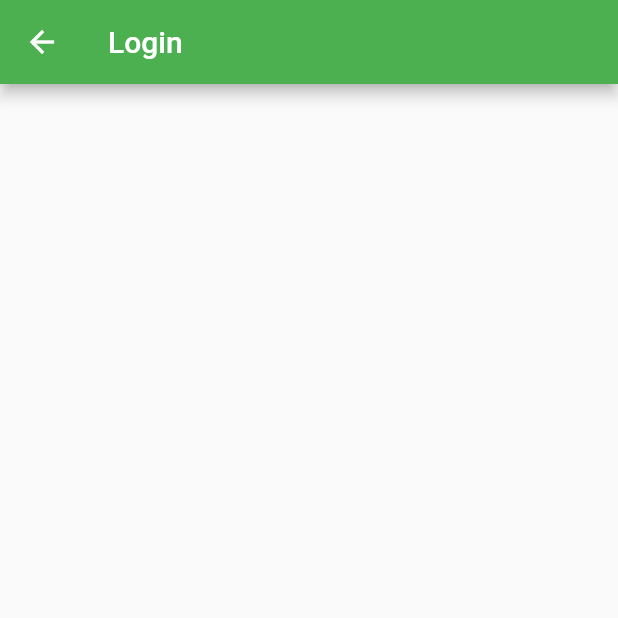
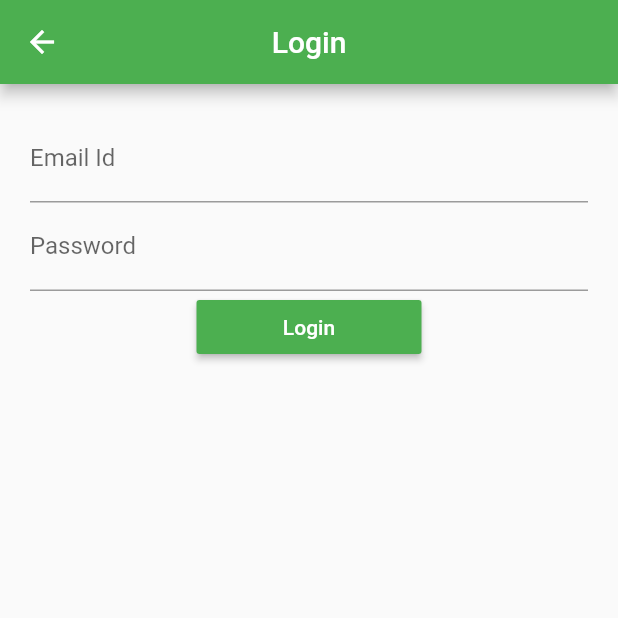
Before and after one commit to PrashanthYN/flutter_shopping_app, a Flutter app: the screen it shows after launch, after a tap on "Login", on a phone screen of 412 x 824 dp, the top half of it. Run offline on Flutter 3.47's test engine with Material 2 defaults, Android fonts, the phone set to English and light mode, and no system bars.

Commit message:
login screen is implemented with form validation

```diff
--- /dev/null
+++ b/lib/util/constants.dart
@@ -0,0 +1,4 @@
+class StringConstants{
+  static const String myAppName="Flipkart";
+  static const String BASE_URL="http://mydomain/v1/";
+}
--- a/lib/view/login.dart
+++ b/lib/view/login.dart
@@ -11,11 +11,84 @@ class LoginState extends State<LoginScreen>{
   @override
   Widget build(BuildContext context) {
 
-    return Scaffold(
-      appBar: AppBar(
-        title: Text('Login'),
-      ),
+
+    //1. Create a form with global key
+    final _loginFormKey=GlobalKey<FormState>();
+
+
+    //3. create a button to validate and submit the form
+    var loginButton = Container(
+        width: 150,
+        child: RaisedButton(
+            color: Colors.green, child: Text("Login", style: TextStyle(color: Colors.white),), onPressed: () {
+
+        //if validation is correct , it returns true value
+        if(_loginFormKey.currentState.validate()){
+          print("form fields are validated");
+          //jump to
+        }
+        }));
+
+
+
+  //2.add a textform field in Form widget with validation logic
+    return Form(
+      key: _loginFormKey,
+      child: Scaffold(
+        appBar: AppBar(
+          title: Text('Login'),
+          centerTitle: true,
+        ),
+
+        body: Container(
+          margin: EdgeInsets.all(20),
+          child: Column(
+            children: <Widget>[
+
+              //email id textfield
+              TextFormField(
+                decoration: InputDecoration(
+                  labelText: "Email Id"
+                ),
+                validator: (value){
+                  if(value.isEmpty){
+                    return 'Please enter email id';
+                  }
+                  /*if(value.length!=10){
+                    return "PLease enter minimum 10 characters";
+                  }*/
+                  return null;
+                }
+              ),
+
+
+              //email id textfield
+              TextFormField(
+                obscureText: true,
+                  decoration: InputDecoration(
+                      labelText: "Password"
+                  ),
+                  validator: (value){
+                    if(value.isEmpty){
+                      return 'Please enter password';
+                    }
+                    return null;
+                  }
+              ),
+
+              Container(
+                child: loginButton,
+              )
+
+            ],
+          )
+        )
+
+      )
     );
+
+
+
   }
 
 
--- a/pubspec.yaml
+++ b/pubspec.yaml
@@ -28,6 +28,7 @@ dependencies:
   # The following adds the Cupertino Icons font to your application.
   # Use with the CupertinoIcons class for iOS style icons.
   cupertino_icons: ^1.0.0
+  shared_preferences: ^0.5.12+2
 
 dev_dependencies:
   flutter_test:
```
Also changed, not shown: lib/view/registration.dart (+16 -3 lines), pubspec.lock, 6 other files.
